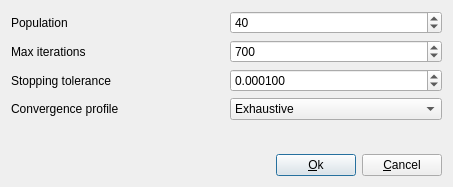
Above: ui/particleswarmsettings.ui from montagdude/Xoptfoil before the change. Below: the same form after it.
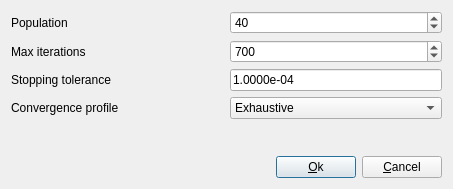
That is the form after the change.

Commit message: More work on settings and dialogs

Patch:
```diff
--- a/ui/particleswarmsettings.ui
+++ b/ui/particleswarmsettings.ui
@@ -7,7 +7,7 @@
     <x>0</x>
     <y>0</y>
     <width>453</width>
-    <height>187</height>
+    <height>189</height>
    </rect>
   </property>
   <property name="windowTitle">
@@ -72,19 +72,6 @@
        </property>
       </widget>
      </item>
-     <item row="2" column="1">
-      <widget class="QDoubleSpinBox" name="toleranceBox">
-       <property name="decimals">
-        <number>6</number>
-       </property>
-       <property name="singleStep">
-        <double>0.000010000000000</double>
-       </property>
-       <property name="value">
-        <double>0.000100000000000</double>
-       </property>
-      </widget>
-     </item>
      <item row="3" column="0">
       <widget class="QLabel" name="label_4">
        <property name="toolTip">
@@ -109,6 +96,19 @@
        </item>
       </widget>
      </item>
+     <item row="2" column="1">
+      <widget class="QLineEdit" name="toleranceEdit">
+       <property name="sizePolicy">
+        <sizepolicy hsizetype="Preferred" vsizetype="Fixed">
+         <horstretch>0</horstretch>
+         <verstretch>0</verstretch>
+        </sizepolicy>
+       </property>
+       <property name="text">
+        <string>1.0000e-04</string>
+       </property>
+      </widget>
+     </item>
     </layout>
    </item>
    <item>
```
The commit also changes 5 other files.
